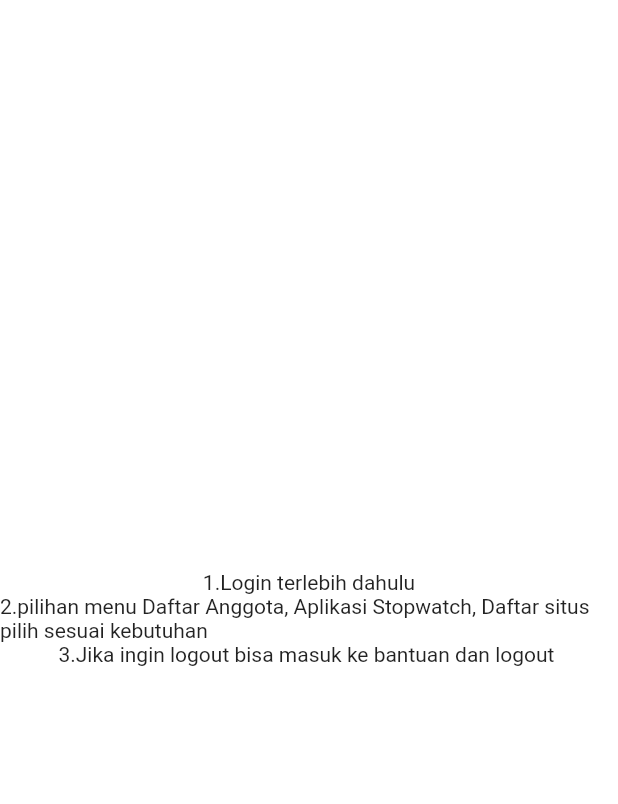
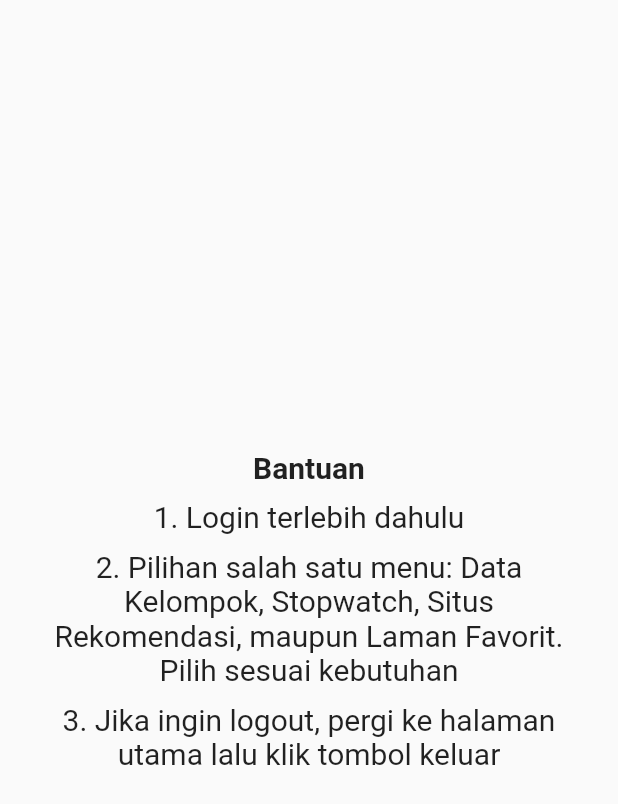
Before and after one commit to handiism/tugas4tpm, a Flutter app: the Help screen opened directly, on a phone screen of 412 x 824 dp. Shown: the top 804 px of the screen. Run offline on Flutter 3.47's test engine with Material 2 defaults, Android fonts, the phone set to English and light mode, and no system bars; our stand-ins replace shared_preferences, stop_watch_timer; accounts and stored records are empty.

Commit message:
refactor: ngerapiin

```diff
--- a/lib/help.dart
+++ b/lib/help.dart
@@ -6,17 +6,26 @@ class Help extends StatelessWidget {
   @override
   Widget build(BuildContext context) {
     return Scaffold(
-      body: SafeArea(
-        child: Container(
-          color: Colors.white,
-          child: Center(
+      body: Center(
+        child: SingleChildScrollView(
+          child: Container(
+            margin: const EdgeInsets.symmetric(horizontal: 20),
             child: Column(
               mainAxisAlignment: MainAxisAlignment.center,
-              children: const <Widget>[
-                Text('1.Login terlebih dahulu'),
-                Text(
-                    '2.pilihan menu Daftar Anggota, Aplikasi Stopwatch, Daftar situs pilih sesuai kebutuhan'),
-                Text('3.Jika ingin logout bisa masuk ke bantuan dan logout '),
+              children: <Widget>[
+                const Text(
+                  "Bantuan",
+                  style: TextStyle(
+                    fontSize: 20,
+                    fontWeight: FontWeight.bold,
+                  ),
+                ),
+                const SizedBox(height: 10),
+                centerText('1. Login terlebih dahulu'),
+                centerText(
+                    '2. Pilihan salah satu menu: Data Kelompok, Stopwatch, Situs Rekomendasi, maupun Laman Favorit. Pilih sesuai kebutuhan'),
+                centerText(
+                    '3. Jika ingin logout, pergi ke halaman utama lalu klik tombol keluar '),
               ],
             ),
           ),
@@ -24,4 +33,15 @@ class Help extends StatelessWidget {
       ),
     );
   }
+
+  centerText(String text) {
+    return Container(
+      margin: const EdgeInsets.only(bottom: 10),
+      child: Text(
+        text,
+        style: const TextStyle(fontSize: 20),
+        textAlign: TextAlign.center,
+      ),
+    );
+  }
 }
```
Also changed, not shown: lib/favorite.dart (+2 -6 lines), lib/group.dart (+7 -7 lines), lib/home.dart (+8 -0 lines), lib/login.dart (+10 -2 lines).
